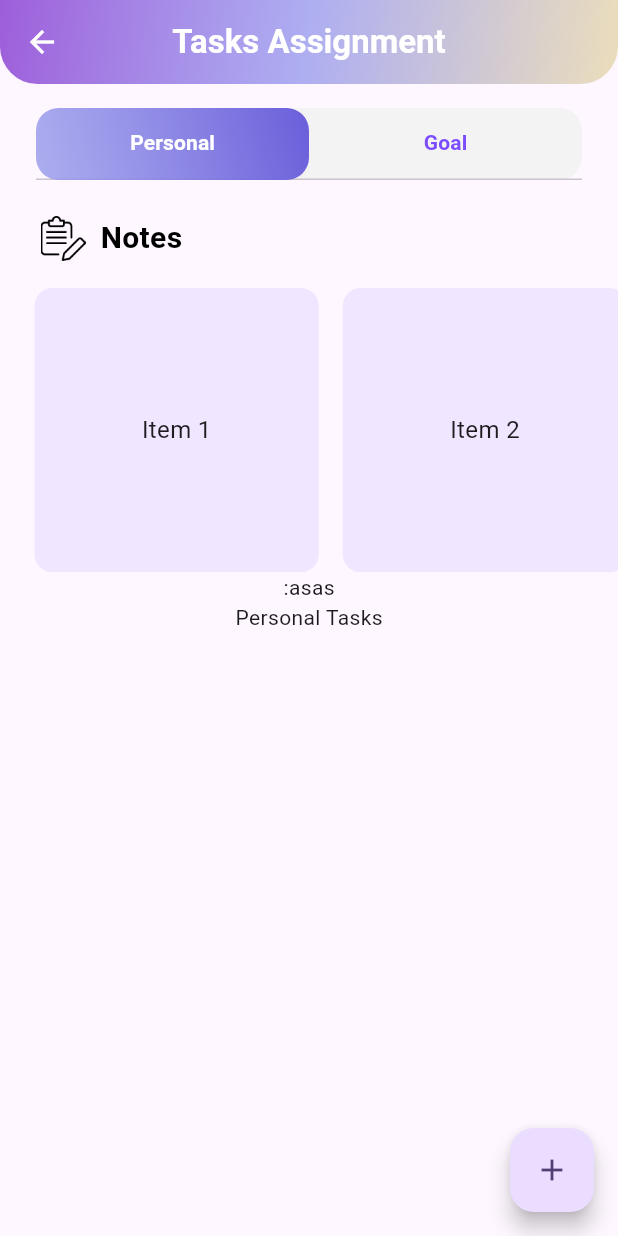
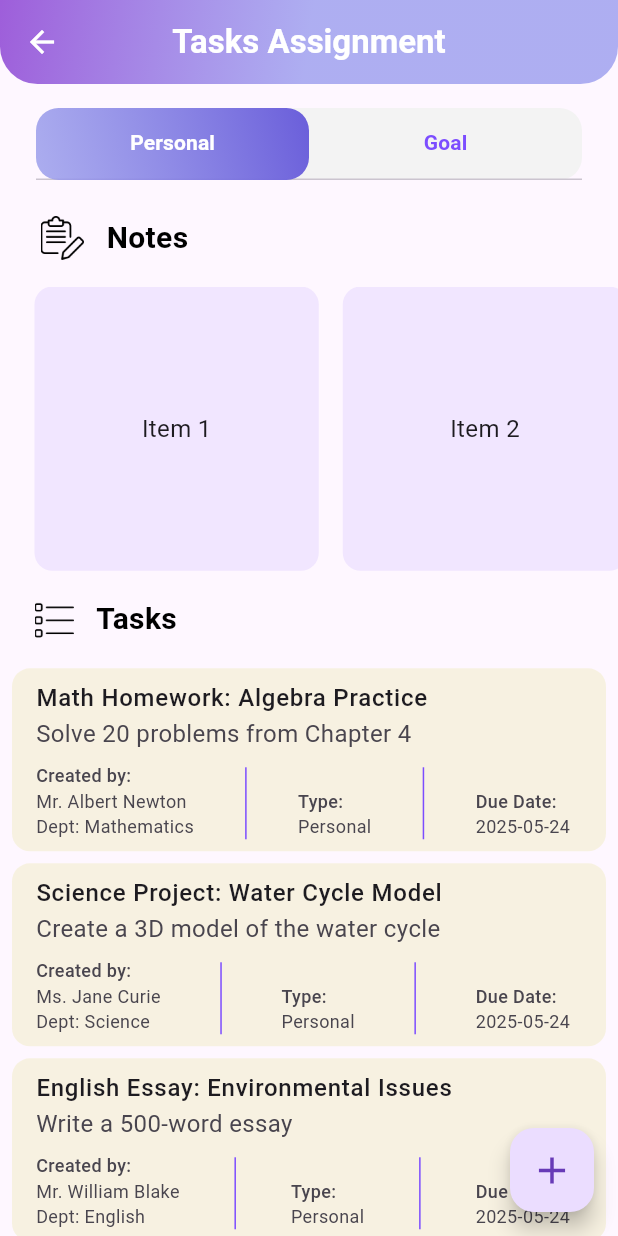
Before and after one commit to SamiraRa/School-Management-System, a Flutter app: the TaskScreen screen opened directly, on a phone screen of 412 x 824 dp. Run offline on Flutter 3.47's test engine with Material 3 defaults, Android fonts, the phone set to English and light mode, and no system bars; our stand-ins replace flutter_svg, hive_flutter; accounts and stored records are empty.

Commit message:
sdk changed due to issues:

```diff
--- a/lib/Screens/Welcome/components/login_signup_btn.dart
+++ b/lib/Screens/Welcome/components/login_signup_btn.dart
@@ -1,8 +1,5 @@
 import 'package:flutter/material.dart';
-
-import '../../../constants.dart';
 import '../../Login/login_screen.dart';
-import '../../Signup/signup_screen.dart';
 
 class LoginAndSignupBtn extends StatelessWidget {
   const LoginAndSignupBtn({
--- a/lib/UI/tasks_assignment.dart
+++ b/lib/UI/tasks_assignment.dart
@@ -1,4 +1,7 @@
+// ignore_for_file: public_member_api_docs, sort_constructors_first
 import 'package:flutter/material.dart';
+import 'package:school_management_application/model/personal_task_model.dart';
+import 'package:school_management_application/utils/data.dart';
 
 class TaskScreen extends StatefulWidget {
   const TaskScreen({super.key});
@@ -8,12 +11,14 @@ class TaskScreen extends StatefulWidget {
 }
 
 class _TaskScreenState extends State<TaskScreen> {
+  List<PersonalTaskModel> personalTaskList = [];
   bool isLoading = true;
   @override
   void initState() {
     super.initState();
 
     Future.delayed(const Duration(milliseconds: 800), () {
+      personalTaskList = personalTaskModelFromJson(DemoData.personalTaskJson);
       isLoading = false;
 
       if (mounted) setState(() {});
@@ -31,14 +36,15 @@ class _TaskScreenState extends State<TaskScreen> {
                 decoration: const BoxDecoration(
                   gradient: LinearGradient(
                     colors: [
+                      // Color.fromRGBO(230, 215, 171, 0.8),
                       Color.fromARGB(255, 158, 94, 218),
                       Color.fromRGBO(154, 156, 238, 0.8),
-                      Color.fromRGBO(230, 215, 171, 0.8),
+                      Color.fromRGBO(154, 156, 238, 0.8),
                     ],
                     begin: Alignment.topLeft,
                     end: Alignment.bottomRight,
                   ),
-                  borderRadius: const BorderRadius.only(
+                  borderRadius: BorderRadius.only(
                     bottomLeft: Radius.circular(25),
                     bottomRight: Radius.circular(25),
                   ),
@@ -119,27 +125,43 @@ class _TaskScreenState extends State<TaskScreen> {
                           ),
                         ),
                       ),
-                      Padding(
+                      notesView(context),
+                      Expanded(
+                        child: TabBarView(
+                          children: [
+                            // Personal Tab Content
+                            personalTab(),
+                            // Goal Tab Content
+                            const Center(child: Text('Goal Tasks')),
+                          ],
+                        ),
+                      ),
+                    ],
+                  ),
+            floatingActionButton: FloatingActionButton(
+              onPressed: () {
+                showTask(context);
+              },
+              child: const Icon(
+                Icons.add,
+                color: Colors.deepPurple,
+                size: 30,
+              ),
+            ),
+          ),
+        ));
+  }
+
+  Padding notesView(BuildContext context) {
+    return Padding(
       padding: const EdgeInsets.only(left: 15),
       child: Column(
         children: [
-                            Container(
-                              padding: const EdgeInsets.symmetric(
-                                  vertical: 8, horizontal: 12),
-                              child: Row(
-                                children: [
-                                  Image.asset("assets/icons/edit.png",
-                                      height: 30, width: 30),
-                                  const SizedBox(width: 10),
-                                  const Text(
-                                    "Notes",
-                                    style: TextStyle(
-                                        fontWeight: FontWeight.bold,
-                                        color: Colors.black,
-                                        fontSize: 20),
-                                  ),
-                                ],
-                              ),
+          const ContentHeader(
+            title: "Notes",
+            image: "edit",
+            height: 29,
+            width: 29,
           ),
           const SizedBox(
             height: 10,
@@ -151,15 +173,12 @@ class _TaskScreenState extends State<TaskScreen> {
               itemCount: 10,
               itemBuilder: (context, index) {
                 return Container(
-                                    width: MediaQuery.of(context).size.width *
-                                        0.46,
-                                    margin: const EdgeInsets.symmetric(
-                                        horizontal: 8),
-                                    padding: const EdgeInsets.symmetric(
-                                        horizontal: 16, vertical: 8),
+                  width: MediaQuery.of(context).size.width * 0.46,
+                  margin: const EdgeInsets.symmetric(horizontal: 8),
+                  padding:
+                      const EdgeInsets.symmetric(horizontal: 16, vertical: 8),
                   decoration: BoxDecoration(
-                                      color: Colors.deepPurpleAccent
-                                          .withOpacity(0.1),
+                    color: Colors.deepPurpleAccent.withOpacity(0.1),
                     borderRadius: BorderRadius.circular(12),
                   ),
                   child: Center(
@@ -174,39 +193,129 @@ class _TaskScreenState extends State<TaskScreen> {
           ),
         ],
       ),
+    );
+  }
+
+  Column personalTab() {
+    return Column(
+      children: [
+        const SizedBox(
+          height: 10,
+        ),
+        const Padding(
+          padding: EdgeInsets.only(left: 11.0),
+          child: ContentHeader(
+            title: "Tasks",
+            image: "task",
+            height: 26,
+            width: 26,
+          ),
+        ),
+        const SizedBox(
+          height: 10,
         ),
         Expanded(
-                        child: TabBarView(
+          child: ListView.builder(
+            physics: const BouncingScrollPhysics(),
+            shrinkWrap: true,
+            itemCount: personalTaskList.length,
+            itemBuilder: (context, index) {
+              return Padding(
+                padding: const EdgeInsets.only(bottom: 8.0),
+                child: Container(
+                  margin: const EdgeInsets.symmetric(horizontal: 8),
+                  // padding:
+                  //     const EdgeInsets.symmetric(horizontal: 20, vertical: 8),
+                  decoration: BoxDecoration(
+                    color: const Color.fromARGB(255, 221, 219, 106)
+                        .withOpacity(0.2),
+                    borderRadius: BorderRadius.circular(12),
+                  ),
+                  child: ListTile(
+                    dense: true,
+                    title: Text(
+                      personalTaskList[index].title,
+                      style: const TextStyle(
+                          fontSize: 16, fontWeight: FontWeight.w500),
+                    ),
+                    subtitle: Column(
+                      crossAxisAlignment: CrossAxisAlignment.start,
                       children: [
-                            // Personal Tab Content
-                            personalTab(),
-                            // Goal Tab Content
-                            const Center(child: Text('Goal Tasks')),
+                        Text(
+                          personalTaskList[index].subTitle,
+                          style: TextStyle(fontSize: 16),
+                        ),
+                        SizedBox(
+                          height: 8,
+                        ),
+                        Row(
+                          mainAxisAlignment: MainAxisAlignment.spaceBetween,
+                          crossAxisAlignment: CrossAxisAlignment.end,
+                          children: [
+                            Column(
+                              crossAxisAlignment: CrossAxisAlignment.start,
+                              children: [
+                                Text(
+                                  "Created by:",
+                                  style: TextStyle(fontWeight: FontWeight.w500),
+                                ),
+                                Text(personalTaskList[index].createdBy),
+                                Text(
+                                    "Dept: ${personalTaskList[index].subject}"),
+                              ],
+                            ),
+                            const SizedBox(width: 16),
+                            Container(
+                              height: 48,
+                              width: 1,
+                              color: Colors.deepPurpleAccent,
+                            ),
+                            const SizedBox(width: 16),
+                            const Column(
+                              crossAxisAlignment: CrossAxisAlignment.start,
+                              children: [
+                                Text(
+                                  "Type:",
+                                  style: TextStyle(fontWeight: FontWeight.w500),
+                                ),
+                                Text("Personal"),
+                              ],
+                            ),
+                            const SizedBox(width: 16),
+                            Container(
+                              height: 48,
+                              width: 1,
+                              color: Colors.deepPurpleAccent,
+                            ),
+                            const SizedBox(width: 16),
+                            Column(
+                              crossAxisAlignment: CrossAxisAlignment.start,
+                              children: [
+                                const Text(
+                                  "Due Date:",
+                                  style: TextStyle(fontWeight: FontWeight.w500),
+                                ),
+                                Text(DateTime.now()
+                                    .add(const Duration(days: 5))
+                                    .toString()
+                                    .split(" ")[0]),
+                              ],
+                            ),
+                          ],
+                        )
                       ],
                     ),
                   ),
-                    ],
                 ),
-            floatingActionButton: FloatingActionButton(
-              onPressed: () {
-                // Handle payment action
+              );
             },
-              child: const Icon(Icons.add),
           ),
         ),
-        ));
-  }
-
-  Column personalTab() {
-    return const Column(
-      children: [
-        Text(":asas"),
-        Center(child: Text('Personal Tasks')),
       ],
     );
   }
 
-  void showEditBottomSheetValues(BuildContext context) {
+  void showTask(BuildContext context) {
     showModalBottomSheet(
       context: context,
       shape: const RoundedRectangleBorder(
@@ -224,8 +333,10 @@ class _TaskScreenState extends State<TaskScreen> {
               return StatefulBuilder(builder: (context, setState2) {
                 return SingleChildScrollView(
                   controller: controller,
-                  child: const Stack(
-                    children: [],
+                  child: Container(
+                    child: const Column(
+                      children: [Text("Title")],
+                    ),
                   ),
                 );
               });
@@ -233,4 +344,51 @@ class _TaskScreenState extends State<TaskScreen> {
       },
     );
   }
+
+  MaterialColor subjectColor(String subject) {
+    switch (subject) {
+      case "Biology":
+        return Colors.green;
+      case "Chemistry":
+        return Colors.red;
+      case "Physics":
+        return Colors.blue;
+      case "Mathematics":
+        return Colors.yellow;
+      default:
+        return Colors.grey;
     }
+  }
+}
+
+class ContentHeader extends StatelessWidget {
+  final String? title;
+  final String? image;
+  final double? height;
+  final double? width;
+  const ContentHeader({
+    Key? key,
+    this.title,
+    this.image,
+    this.height,
+    this.width,
+  }) : super(key: key);
+
+  @override
+  Widget build(BuildContext context) {
+    return Container(
+      padding: const EdgeInsets.symmetric(vertical: 8, horizontal: 12),
+      child: Row(
+        children: [
+          Image.asset("assets/icons/$image.png", height: height, width: width),
+          const SizedBox(width: 15),
+          Text(
+            title!,
+            style: const TextStyle(
+                fontWeight: FontWeight.bold, color: Colors.black, fontSize: 20),
+          ),
+        ],
+      ),
+    );
+  }
+}
--- /dev/null
+++ b/lib/local_storage/hive_adapters.dart
@@ -0,0 +1,10 @@
+import 'package:hive_flutter/hive_flutter.dart';
+import 'package:school_management_application/model/to_do_model.dart';
+
+class HiveAdapters {
+  hiveAdapterBox() async {
+    Hive.registerAdapter(ToDoAdapter());
+
+    await Hive.openBox<ToDo>("notes");
+  }
+}
--- a/lib/main.dart
+++ b/lib/main.dart
@@ -1,7 +1,12 @@
 import 'package:flutter/material.dart';
+import 'package:hive_flutter/hive_flutter.dart';
 import 'package:school_management_application/Screens/Welcome/welcome_screen.dart';
+import 'package:school_management_application/local_storage/hive_adapters.dart';
 
-void main() {
+void main() async {
+  WidgetsFlutterBinding.ensureInitialized();
+  await Hive.initFlutter();
+  await HiveAdapters().hiveAdapterBox();
   runApp(const MyApp());
 }
 
--- /dev/null
+++ b/lib/model/personal_task_model.dart
@@ -0,0 +1,61 @@
+import 'dart:convert';
+
+List<PersonalTaskModel> personalTaskModelFromJson(String str) =>
+    List<PersonalTaskModel>.from(
+        json.decode(str).map((x) => PersonalTaskModel.fromJson(x)));
+
+String personalTaskModelToJson(List<PersonalTaskModel> data) =>
+    json.encode(List<dynamic>.from(data.map((x) => x.toJson())));
+
+class PersonalTaskModel {
+  int taskId;
+  String title;
+  String subTitle;
+  String subject;
+  String createdBy;
+  String remarks;
+  String status;
+  String deadline;
+  String createdAt;
+  String updatedAt;
+
+  PersonalTaskModel({
+    required this.taskId,
+    required this.title,
+    required this.subTitle,
+    required this.subject,
+    required this.createdBy,
+    required this.remarks,
+    required this.status,
+    required this.deadline,
+    required this.createdAt,
+    required this.updatedAt,
+  });
+
+  factory PersonalTaskModel.fromJson(Map<String, dynamic> json) =>
+      PersonalTaskModel(
+        taskId: json["task_id"],
+        title: json["title"],
+        subTitle: json["sub_title"],
+        subject: json["subject"],
+        createdBy: json["created_by"],
+        remarks: json["remarks"],
+        status: json["status"],
+        deadline: json["deadline"],
+        createdAt: json["created_at"],
+        updatedAt: json["updated_at"],
+      );
+
+  Map<String, dynamic> toJson() => {
+        "task_id": taskId,
+        "title": title,
+        "sub_title": subTitle,
+        "subject": subject,
+        "created_by": createdBy,
+        "remarks": remarks,
+        "status": status,
+        "deadline": deadline,
+        "created_at": createdAt,
+        "updated_at": updatedAt,
+      };
+}
--- /dev/null
+++ b/lib/model/to_do_model.dart
@@ -0,0 +1,60 @@
+import 'package:hive_flutter/hive_flutter.dart';
+
+part 'to_do_model.g.dart';
+
+@HiveType(typeId: 0)
+class ToDo extends HiveObject {
+  @HiveField(0)
+  int id;
+  @HiveField(1)
+  String title;
+  @HiveField(2)
+  String content;
+  @HiveField(3)
+  String imgPath;
+  @HiveField(4)
+  String status;
+  @HiveField(5)
+  String remarks;
+  @HiveField(6)
+  String createdAt;
+  @HiveField(7)
+  String updatedAt;
+
+  ToDo({
+    required this.id,
+    required this.title,
+    required this.content,
+    required this.imgPath,
+    required this.status,
+    required this.remarks,
+    required this.createdAt,
+    required this.updatedAt,
+  });
+
+  factory ToDo.fromMap(Map<String, dynamic> json) {
+    return ToDo(
+      id: json["id"],
+      title: json["title"],
+      content: json["content"] ?? '',
+      imgPath: json["image_path"] ?? '',
+      status: json["status"] ?? '',
+      remarks: json["remarks"] ?? '',
+      createdAt: json["created_at"] ?? '',
+      updatedAt: json["updated_at"] ?? '',
+    );
+  }
+
+  Map<String, dynamic> toMap() {
+    return {
+      "id": id,
+      "title": title,
+      "content": content,
+      "image_path": imgPath,
+      "status": status,
+      "remarks": remarks,
+      "created_at": createdAt,
+      "updated_at": updatedAt,
+    };
+  }
+}
--- /dev/null
+++ b/lib/utils/data.dart
@@ -0,0 +1,94 @@
+import 'dart:convert';
+
+class DemoData {
+  static const String personalTaskJson = '''
+ [
+  {
+    "task_id": 1,
+    "title": "Math Homework: Algebra Practice",
+    "sub_title": "Solve 20 problems from Chapter 4",
+    "subject": "Mathematics",
+    "created_by": "Mr. Albert Newton",
+    "remarks": "Show all steps clearly",
+    "status": "active",
+    "deadline": "2025-11-23",
+    "created_at": "2025-05-19",
+    "updated_at": "2025-05-19"
+  },
+  {
+    "task_id": 2,
+    "title": "Science Project: Water Cycle Model",
+    "sub_title": "Create a 3D model of the water cycle",
+    "subject": "Science",
+    "created_by": "Ms. Jane Curie",
+    "remarks": "Use recyclable materials",
+    "status": "active",
+    "deadline": "2025-11-25",
+    "created_at": "2025-05-19",
+    "updated_at": "2025-05-19"
+  },
+  {
+    "task_id": 3,
+    "title": "English Essay: Environmental Issues",
+    "sub_title": "Write a 500-word essay",
+    "subject": "English",
+    "created_by": "Mr. William Blake",
+    "remarks": "Include at least two references",
+    "status": "active",
+    "deadline": "2025-11-24",
+    "created_at": "2025-05-19",
+    "updated_at": "2025-05-19"
+  },
+  {
+    "task_id": 4,
+    "title": "History Assignment: World War II",
+    "sub_title": "Answer 10 questions from the textbook",
+    "subject": "History",
+    "created_by": "Ms. Emma Churchill",
+    "remarks": "Answers must be handwritten",
+    "status": "active",
+    "deadline": "2025-11-22",
+    "created_at": "2025-05-19",
+    "updated_at": "2025-05-19"
+  },
+  {
+    "task_id": 5,
+    "title": "Art Homework: Nature Sketching",
+    "sub_title": "Sketch any natural scene",
+    "subject": "Art",
+    "created_by": "Mr. Leonardo DaArt",
+    "remarks": "Use pencils and color shading",
+    "status": "active",
+    "deadline": "2025-11-26",
+    "created_at": "2025-05-19",
+    "updated_at": "2025-05-19"
+  }
+]
+  ''';
+
+  static const String teachersJson = '''
+  [
+    {
+      "id": 1,
+      "name": "Mrs. Thompson",
+      "subject": "Mathematics",
+      "email": "thompson@email.com"
+    },
+    {
+      "id": 2,
+      "name": "Mr. Brown",
+      "subject": "Science",
+      "email": "brown@email.com"
+    }
+  ]
+  ''';
+
+  // Example usage to simulate jsonDecode(response.body)
+  static List<dynamic> getStudents() {
+    return personalTaskJson.isNotEmpty ? jsonDecode(personalTaskJson) : [];
+  }
+
+  static List<dynamic> getTeachers() {
+    return teachersJson.isNotEmpty ? jsonDecode(teachersJson) : [];
+  }
+}
```
Also changed, not shown: pubspec.yaml (+5 -3 lines), assets/icons/task.png (added), assets/images/Calendar.png, lib/model/to_do_model.g.dart (added), pubspec.lock, 2 other files. Lines whose indentation alone changed are shown as unchanged.
